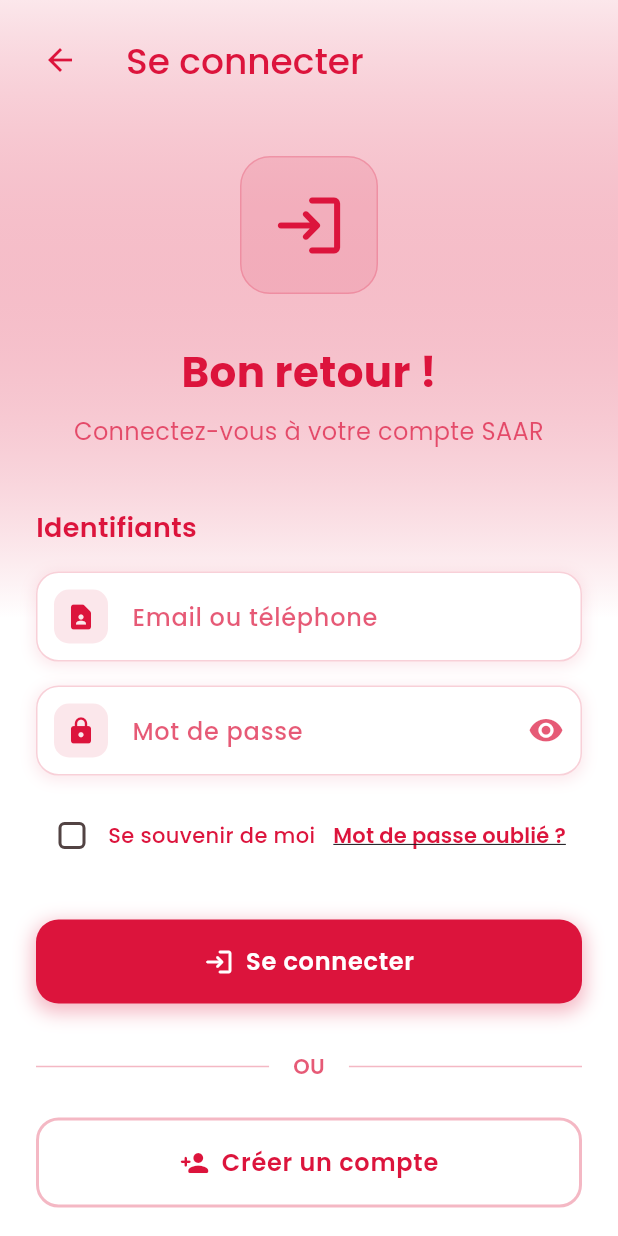
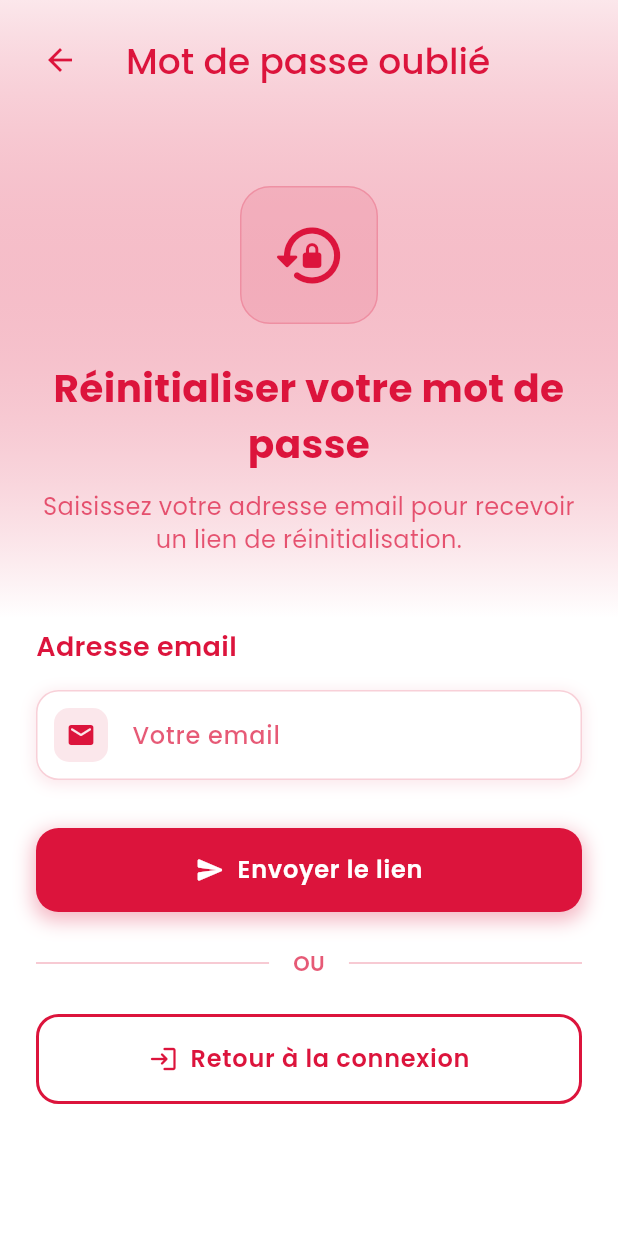
Before and after one commit to SAAR-ASSURANCES-CI/saarflex-mobile, a Flutter app: the LoginScreen screen opened directly, after a tap on "Mot de passe oublié ?", on a phone screen of 412 x 824 dp. Run offline on Flutter 3.47's test engine with Material 3 defaults, Android fonts, the phone set to English and light mode, and no system bars; our stand-ins replace google_fonts.

Commit message:
Ajout de la fonctionnalité de mot de passe oublié

```diff
--- a/lib/screens/auth/login_screen.dart
+++ b/lib/screens/auth/login_screen.dart
@@ -1,6 +1,7 @@
 // import 'dart:ui';
 import 'package:flutter/material.dart';
 import 'package:google_fonts/google_fonts.dart';
+import 'package:saarflex_app/screens/auth/reset_password_screen.dart';
 import 'package:saarflex_app/screens/auth/signup_screen.dart';
 import '../../constants/colors.dart';
 // import 'reset_password_screen.dart';
@@ -186,12 +187,12 @@ class _LoginScreenState extends State<LoginScreen> {
                             ),
                             TextButton(
                               onPressed: () {
-                                // Navigator.push(
-                                //   context,
-                                //   MaterialPageRoute(
-                                //     builder: (_) => const ResetPasswordScreen(),
-                                //   ),
-                                // );
+                                Navigator.push(
+                                  context,
+                                  MaterialPageRoute(
+                                    builder: (_) => const ResetPasswordScreen(),
+                                  ),
+                                );
                               },
                               child: Text(
                                 "Mot de passe oublié ?",
--- a/lib/screens/auth/reset_password_screen.dart
+++ b/lib/screens/auth/reset_password_screen.dart
@@ -0,0 +1,483 @@
+// import 'dart:ui';
+import 'package:flutter/material.dart';
+import 'package:google_fonts/google_fonts.dart';
+import '../../constants/colors.dart';
+
+class ResetPasswordScreen extends StatefulWidget {
+  const ResetPasswordScreen({super.key});
+
+  @override
+  State<ResetPasswordScreen> createState() => _ResetPasswordScreenState();
+}
+
+class _ResetPasswordScreenState extends State<ResetPasswordScreen> {
+  final _emailController = TextEditingController();
+  bool _isEmailSent = false;
+
+  @override
+  Widget build(BuildContext context) {
+    return Scaffold(
+      body: Container(
+        decoration: BoxDecoration(
+          gradient: LinearGradient(
+            begin: Alignment.topCenter,
+            end: Alignment.bottomCenter,
+            colors: [
+              AppColors.primary.withOpacity(0.1),
+              AppColors.white,
+              AppColors.white,
+            ],
+          ),
+        ),
+        child: SafeArea(
+          child: Column(
+            children: [
+              Padding(
+                padding: const EdgeInsets.all(12),
+                child: AppBar(
+                  backgroundColor: Colors.transparent,
+                  elevation: 0,
+                  foregroundColor: AppColors.primary,
+                  title: Text(
+                    "Mot de passe oublié",
+                    style: GoogleFonts.poppins(
+                      fontSize: 24,
+                      fontWeight: FontWeight.w500,
+                      color: AppColors.primary,
+                    ),
+                  ),
+                ),
+              ),
+
+              // Contenu défilable
+              Expanded(
+                child: SingleChildScrollView(
+                  padding: const EdgeInsets.all(24),
+                  child: Column(
+                    crossAxisAlignment: CrossAxisAlignment.center,
+                    children: [
+                      const SizedBox(height: 20),
+
+                      // Icône et titre selon l'état
+                      _buildHeader(),
+
+                      const SizedBox(height: 32),
+
+                      // Contenu selon l'état
+                      if (!_isEmailSent) ...[
+                        _buildResetForm(),
+                      ] else ...[
+                        _buildEmailSentContent(),
+                      ],
+
+                      const SizedBox(height: 24),
+                    ],
+                  ),
+                ),
+              ),
+            ],
+          ),
+        ),
+      ),
+    );
+  }
+
+  Widget _buildHeader() {
+    return Column(
+      children: [
+        // En-tête avec icône
+        Container(
+          padding: const EdgeInsets.all(20),
+          decoration: BoxDecoration(
+            color: _isEmailSent
+                ? AppColors.secondary.withOpacity(0.2)
+                : AppColors.primary.withOpacity(0.1),
+            borderRadius: BorderRadius.circular(20),
+            border: Border.all(
+              color: _isEmailSent
+                  ? AppColors.secondary.withOpacity(0.3)
+                  : AppColors.primary.withOpacity(0.2),
+              width: 1,
+            ),
+          ),
+          child: Icon(
+            _isEmailSent ? Icons.mark_email_read_rounded : Icons.lock_reset_rounded,
+            size: 50,
+            color: _isEmailSent ? AppColors.secondary : AppColors.primary,
+          ),
+        ),
+
+        const SizedBox(height: 24),
+
+        // Titre
+        Text(
+          _isEmailSent ? "Email envoyé !" : "Réinitialiser votre mot de passe",
+          style: GoogleFonts.poppins(
+            fontSize: 26,
+            fontWeight: FontWeight.w700,
+            color: AppColors.primary,
+          ),
+          textAlign: TextAlign.center,
+        ),
+
+        const SizedBox(height: 12),
+
+        // Sous-titre
+        Text(
+          _isEmailSent
+              ? "Vérifiez votre boîte mail et suivez les instructions pour créer un nouveau mot de passe."
+              : "Saisissez votre adresse email pour recevoir un lien de réinitialisation.",
+          style: GoogleFonts.poppins(
+            fontSize: 16,
+            fontWeight: FontWeight.w400,
+            color: AppColors.primary.withOpacity(0.7),
+            height: 1.4,
+          ),
+          textAlign: TextAlign.center,
+        ),
+      ],
+    );
+  }
+
+  Widget _buildResetForm() {
+    return Column(
+      crossAxisAlignment: CrossAxisAlignment.start,
+      children: [
+        const SizedBox(height: 16),
+
+        Text(
+          "Adresse email",
+          style: GoogleFonts.poppins(
+            fontSize: 18,
+            fontWeight: FontWeight.w600,
+            color: AppColors.primary,
+          ),
+        ),
+
+        const SizedBox(height: 16),
+
+        _buildModernTextField(
+          controller: _emailController,
+          label: 'Votre email',
+          icon: Icons.email_rounded,
+          keyboardType: TextInputType.emailAddress,
+        ),
+
+        const SizedBox(height: 32),
+
+        // Bouton d'envoi
+        _buildModernButton(
+          text: "Envoyer le lien",
+          onPressed: () {
+            if (_emailController.text.isNotEmpty) {
+              // TODO: Appeler le service de reset password
+              setState(() {
+                _isEmailSent = true;
+              });
+            } else {
+              _showErrorSnackBar("Veuillez saisir votre adresse email");
+            }
+          },
+          icon: Icons.send_rounded,
+          backgroundColor: AppColors.primary,
+        ),
+
+        const SizedBox(height: 24),
+
+        // Divider avec texte "OU"
+        Row(
+          children: [
+            Expanded(
+              child: Container(
+                height: 1,
+                color: AppColors.primary.withOpacity(0.3),
+              ),
+            ),
+            Padding(
+              padding: const EdgeInsets.symmetric(horizontal: 16),
+              child: Text(
+                "OU",
+                style: GoogleFonts.poppins(
+                  fontSize: 14,
+                  fontWeight: FontWeight.w600,
+                  color: AppColors.primary.withOpacity(0.7),
+                ),
+              ),
+            ),
+            Expanded(
+              child: Container(
+                height: 1,
+                color: AppColors.primary.withOpacity(0.3),
+              ),
+            ),
+          ],
+        ),
+
+        const SizedBox(height: 24),
+
+        // Bouton retour à la connexion
+        _buildModernButton(
+          text: "Retour à la connexion",
+          onPressed: () => Navigator.pop(context),
+          icon: Icons.login_rounded,
+          backgroundColor: Colors.transparent,
+          textColor: AppColors.primary,
+          borderColor: AppColors.primary,
+        ),
+      ],
+    );
+  }
+
+  Widget _buildEmailSentContent() {
+    return Column(
+      children: [
+        const SizedBox(height: 24),
+
+        // Message de confirmation avec style
+        Container(
+          padding: const EdgeInsets.all(20),
+          decoration: BoxDecoration(
+            color: AppColors.secondary.withOpacity(0.1),
+            borderRadius: BorderRadius.circular(15),
+            border: Border.all(
+              color: AppColors.secondary.withOpacity(0.3),
+              width: 1,
+            ),
+          ),
+          child: Column(
+            children: [
+              Icon(
+                Icons.info_outline_rounded,
+                color: AppColors.secondary,
+                size: 24,
+              ),
+              const SizedBox(height: 12),
+              Text(
+                "Email envoyé à :",
+                style: GoogleFonts.poppins(
+                  fontSize: 14,
+                  fontWeight: FontWeight.w500,
+                  color: AppColors.primary.withOpacity(0.7),
+                ),
+              ),
+              const SizedBox(height: 4),
+              Text(
+                _emailController.text,
+                style: GoogleFonts.poppins(
+                  fontSize: 16,
+                  fontWeight: FontWeight.w600,
+                  color: AppColors.primary,
+                ),
+              ),
+            ],
+          ),
+        ),
+
+        const SizedBox(height: 32),
+
+        // Actions après envoi
+        _buildModernButton(
+          text: "Renvoyer l'email",
+          onPressed: () {
+            // TODO: Renvoyer l'email de reset
+            _showSuccessSnackBar("Email renvoyé avec succès !");
+          },
+          icon: Icons.refresh_rounded,
+          backgroundColor: AppColors.secondary,
+          textColor: Colors.black,
+        ),
+
+        const SizedBox(height: 16),
+
+        _buildModernButton(
+          text: "Retour à la connexion",
+          onPressed: () => Navigator.pop(context),
+          icon: Icons.login_rounded,
+          backgroundColor: Colors.transparent,
+          textColor: AppColors.primary,
+          borderColor: AppColors.primary,
+        ),
+
+        const SizedBox(height: 24),
+
+        // Info supplémentaire
+        Container(
+          padding: const EdgeInsets.all(16),
+          decoration: BoxDecoration(
+            color: AppColors.primary.withOpacity(0.05),
+            borderRadius: BorderRadius.circular(12),
+          ),
+          child: Row(
+            children: [
+              Icon(
+                Icons.lightbulb_outline_rounded,
+                color: AppColors.primary.withOpacity(0.7),
+                size: 20,
+              ),
+              const SizedBox(width: 12),
+              Expanded(
+                child: Text(
+                  "Vérifiez aussi vos spams si vous ne recevez pas l'email.",
+                  style: GoogleFonts.poppins(
+                    fontSize: 12,
+                    fontWeight: FontWeight.w500,
+                    color: AppColors.primary.withOpacity(0.8),
+                  ),
+                ),
+              ),
+            ],
+          ),
+        ),
+      ],
+    );
+  }
+
+  Widget _buildModernTextField({
+    required TextEditingController controller,
+    required String label,
+    required IconData icon,
+    TextInputType? keyboardType,
+  }) {
+    return Container(
+      decoration: BoxDecoration(
+        borderRadius: BorderRadius.circular(15),
+        boxShadow: [
+          BoxShadow(
+            color: AppColors.primary.withOpacity(0.1),
+            spreadRadius: 1,
+            blurRadius: 8,
+            offset: const Offset(0, 2),
+          ),
+        ],
+      ),
+      child: TextField(
+        controller: controller,
+        keyboardType: keyboardType,
+        style: GoogleFonts.poppins(fontSize: 16, fontWeight: FontWeight.w500),
+        decoration: InputDecoration(
+          labelText: label,
+          labelStyle: GoogleFonts.poppins(
+            color: AppColors.primary.withOpacity(0.7),
+            fontWeight: FontWeight.w500,
+          ),
+          prefixIcon: Container(
+            margin: const EdgeInsets.all(12),
+            padding: const EdgeInsets.all(8),
+            decoration: BoxDecoration(
+              color: AppColors.primary.withOpacity(0.1),
+              borderRadius: BorderRadius.circular(10),
+            ),
+            child: Icon(icon, color: AppColors.primary, size: 20),
+          ),
+          filled: true,
+          fillColor: AppColors.white,
+          border: OutlineInputBorder(
+            borderRadius: BorderRadius.circular(15),
+            borderSide: BorderSide(
+              color: AppColors.primary.withOpacity(0.2),
+              width: 1,
+            ),
+          ),
+          enabledBorder: OutlineInputBorder(
+            borderRadius: BorderRadius.circular(15),
+            borderSide: BorderSide(
+              color: AppColors.primary.withOpacity(0.2),
+              width: 1,
+            ),
+          ),
+          focusedBorder: OutlineInputBorder(
+            borderRadius: BorderRadius.circular(15),
+            borderSide: BorderSide(color: AppColors.primary, width: 2),
+          ),
+          contentPadding: const EdgeInsets.symmetric(
+            horizontal: 16,
+            vertical: 16,
+          ),
+        ),
+      ),
+    );
+  }
+
+  Widget _buildModernButton({
+    required String text,
+    required VoidCallback onPressed,
+    required IconData icon,
+    required Color backgroundColor,
+    Color? textColor,
+    Color? borderColor,
+  }) {
+    final isOutlined = backgroundColor == Colors.transparent;
+
+    return Container(
+      decoration: BoxDecoration(
+        borderRadius: BorderRadius.circular(15),
+        boxShadow: !isOutlined ? [
+          BoxShadow(
+            color: backgroundColor.withOpacity(0.3),
+            spreadRadius: 2,
+            blurRadius: 10,
+            offset: const Offset(0, 4),
+          ),
+        ] : null,
+        border: isOutlined && borderColor != null
+            ? Border.all(color: borderColor, width: 2)
+            : null,
+      ),
+      child: ElevatedButton(
+        onPressed: onPressed,
+        style: ElevatedButton.styleFrom(
+          backgroundColor: backgroundColor,
+          foregroundColor: textColor ?? AppColors.white,
+          minimumSize: const Size(double.infinity, 56),
+          shape: RoundedRectangleBorder(
+            borderRadius: BorderRadius.circular(15),
+          ),
+          elevation: 0,
+        ),
+        child: Row(
+          mainAxisAlignment: MainAxisAlignment.center,
+          children: [
+            Icon(icon, size: 20),
+            const SizedBox(width: 8),
+            Text(
+              text,
+              style: GoogleFonts.poppins(
+                fontSize: 16,
+                fontWeight: FontWeight.w600,
+                letterSpacing: 0.5,
+              ),
+            ),
+          ],
+        ),
+      ),
+    );
+  }
+
+  void _showErrorSnackBar(String message) {
+    ScaffoldMessenger.of(context).showSnackBar(
+      SnackBar(
+        content: Text(message),
+        backgroundColor: Colors.red[400],
+        behavior: SnackBarBehavior.floating,
+        shape: RoundedRectangleBorder(borderRadius: BorderRadius.circular(10)),
+      ),
+    );
+  }
+
+  void _showSuccessSnackBar(String message) {
+    ScaffoldMessenger.of(context).showSnackBar(
+      SnackBar(
+        content: Text(message),
+        backgroundColor: AppColors.secondary,
+        behavior: SnackBarBehavior.floating,
+        shape: RoundedRectangleBorder(borderRadius: BorderRadius.circular(10)),
+      ),
+    );
+  }
+
+  @override
+  void dispose() {
+    _emailController.dispose();
+    super.dispose();
+  }
+}
```
